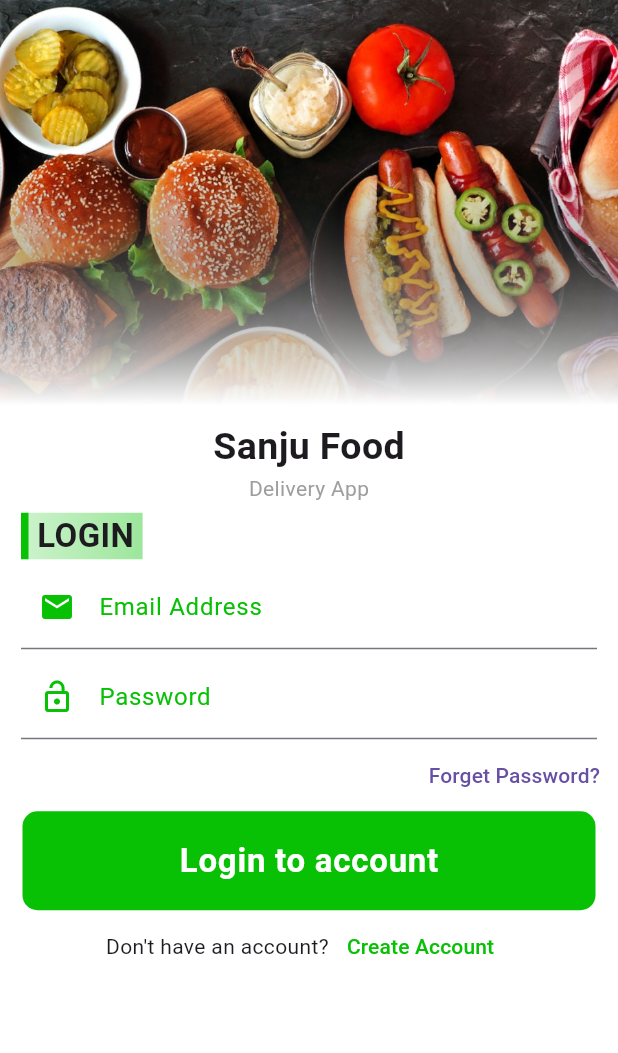
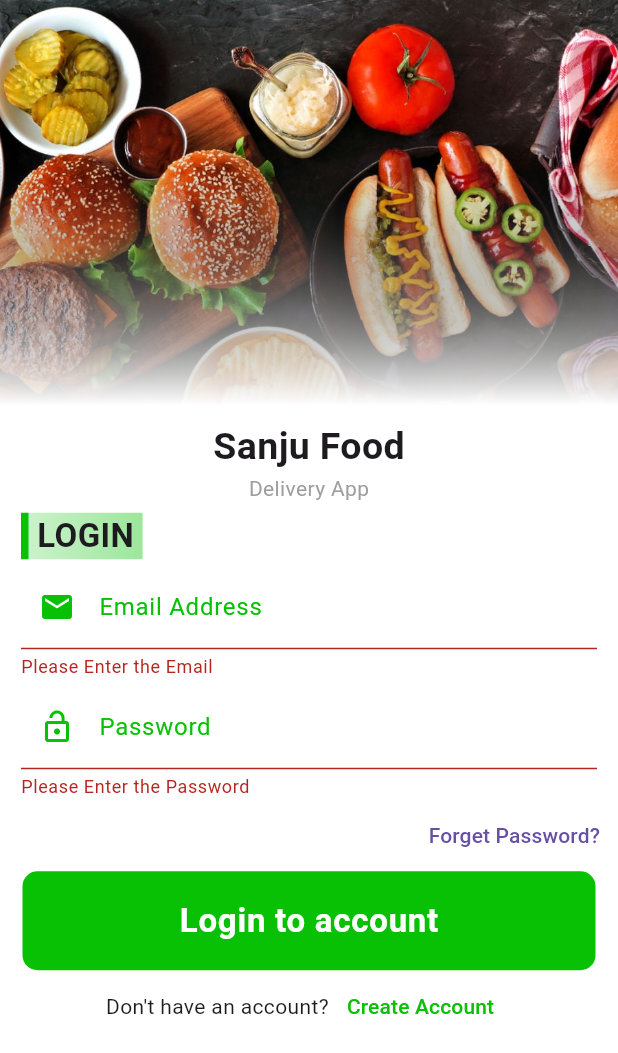
Before and after one commit to Nirusanan/Food-Delivery_App, a Flutter app: the LoginScreen screen opened directly, after a tap on "Login to account", on a phone screen of 412 x 824 dp. Shown: the top 1053 px of the screen. Run offline on Flutter 3.47's test engine with Material 3 defaults, Android fonts, the phone set to English and light mode, and no system bars.

Commit message:
form-validation

```diff
--- a/lib/login_screen.dart
+++ b/lib/login_screen.dart
@@ -3,8 +3,16 @@ import 'package:flutter/material.dart';
 import 'colors.dart';
 import 'constant.dart';
 
-class LoginScreen extends StatelessWidget {
+class LoginScreen extends StatefulWidget {
   const LoginScreen({super.key});
+
+  @override
+  State<LoginScreen> createState() => _LoginScreenState();
+}
+
+class _LoginScreenState extends State<LoginScreen> {
+  GlobalKey<FormState> formKey = GlobalKey<FormState>();
+  late String _email, _password;
 
   @override
   Widget build(BuildContext context) {
@@ -12,7 +20,10 @@ class LoginScreen extends StatelessWidget {
     double width = MediaQuery.of(context).size.width;
     return Scaffold(
       backgroundColor: Colors.white,
-      body: Column(
+      body: SingleChildScrollView(
+        child: Form(
+          key: formKey,
+          child: Column(
             crossAxisAlignment: CrossAxisAlignment.start,
             mainAxisAlignment: MainAxisAlignment.start,
             children: <Widget>[
@@ -63,7 +74,6 @@ class LoginScreen extends StatelessWidget {
                   ),
                 ],
               ),
-
               Padding(
                 padding: const EdgeInsets.only(left: 14, top: 4),
                 child: Container(
@@ -82,10 +92,24 @@ class LoginScreen extends StatelessWidget {
                   ),
                 ),
               ),
-          const Padding(
-            padding: EdgeInsets.only(left: 14, right: 14, top: 4),
-            child: TextField(
-              decoration: InputDecoration(
+              Padding(
+                padding: const EdgeInsets.only(left: 14, right: 14, top: 4),
+                child: TextFormField(
+                  onSaved: (value) {
+                    _email = value!;
+                  },
+                  validator: (email) {
+                    if (email!.isEmpty) {
+                      return "Please Enter the Email";
+                    } else if (!RegExp(
+                            r'^[\w-]+(\.[\w-]+)*@([\w-]+\.)+[a-zA-Z]{2,7}$')
+                        .hasMatch(email)) {
+                      return "It is not valid email";
+                    }
+                    return null;
+                  },
+                  keyboardType: TextInputType.emailAddress,
+                  decoration: const InputDecoration(
                       focusedBorder: UnderlineInputBorder(
                         borderSide: BorderSide(color: primaryColor),
                       ),
@@ -94,11 +118,22 @@ class LoginScreen extends StatelessWidget {
                       labelStyle: TextStyle(color: primaryColor, fontSize: 16)),
                 ),
               ),
-          const Padding(
-            padding: EdgeInsets.only(left: 14, right: 14, top: 4),
-            child: TextField(
+              Padding(
+                padding: const EdgeInsets.only(left: 14, right: 14, top: 4),
+                child: TextFormField(
+                  onSaved: (value) {
+                    _password = value!;
+                  },
+                  validator: (password) {
+                    if (password!.isEmpty) {
+                      return "Please Enter the Password";
+                    } else if (password.length < 8 || password.length > 15) {
+                      return "Password has more than  9 characters and less than 15 characters";
+                    }
+                    return null;
+                  },
                   obscureText: true,
-              decoration: InputDecoration(
+                  decoration: const InputDecoration(
                       focusedBorder: UnderlineInputBorder(
                         borderSide: BorderSide(color: primaryColor),
                       ),
@@ -119,7 +154,13 @@ class LoginScreen extends StatelessWidget {
                 width: width - 30,
                 height: height * 0.08,
                 child: TextButton(
-              onPressed: () {},
+                  onPressed: () {
+                    if (formKey.currentState!.validate()) {
+                      formKey.currentState?.save();
+                      print(_email);
+                      print(_password);
+                    }
+                  },
                   style: TextButton.styleFrom(
                     backgroundColor: primaryColor,
                     shape: RoundedRectangleBorder(
@@ -153,6 +194,8 @@ class LoginScreen extends StatelessWidget {
               ),
             ],
           ),
+        ),
+      ),
     );
   }
 }
--- a/lib/main.dart
+++ b/lib/main.dart
@@ -1,7 +1,7 @@
 import 'package:flutter/material.dart';
 import 'constant.dart';
-import 'home_screen.dart';
-// import 'login_screen.dart';
+// import 'home_screen.dart';
+import 'login_screen.dart';
 
 void main() {
   runApp(const InitialScreen());
@@ -15,8 +15,8 @@ class InitialScreen extends StatelessWidget {
     return const MaterialApp(
       debugShowCheckedModeBanner: false,
       title: appName,
-      // home: LoginScreen(),
-      home: HomeScreen(),
+      home: LoginScreen(),
+      // home: HomeScreen(),
     );
   }
 }
```
Lines whose indentation alone changed are shown as unchanged.
